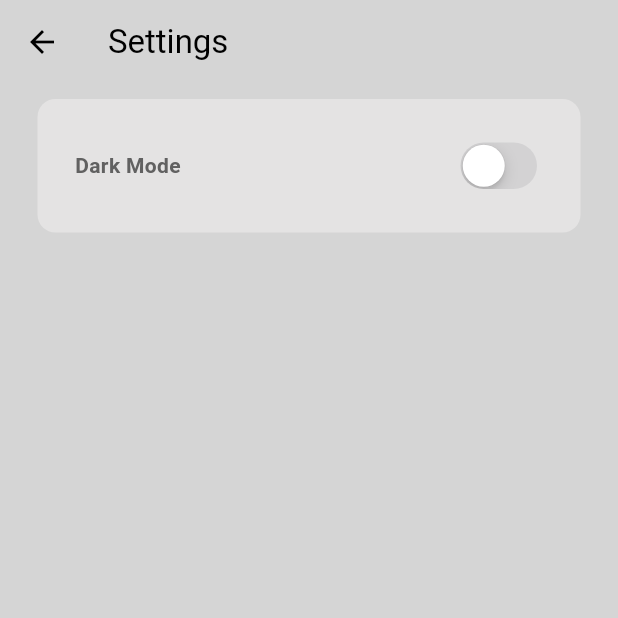
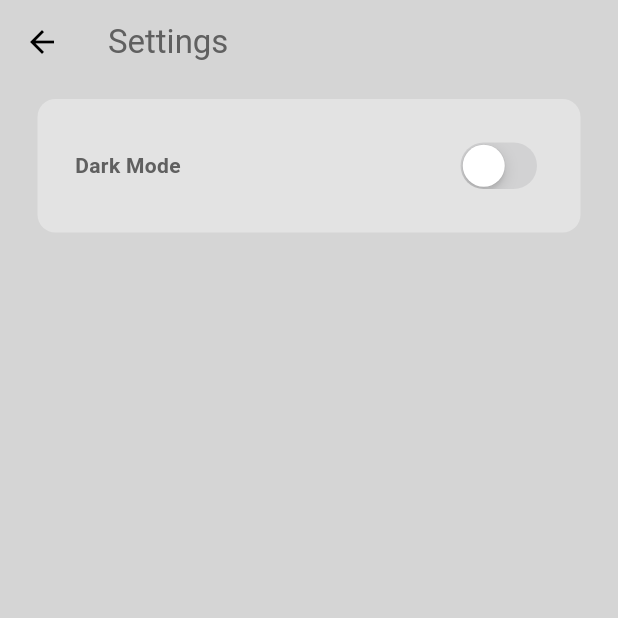
Before and after one commit to AnuOdinson117/Nom-Nom-Eats, a Flutter app: the screen it shows once a user with an empty profile is signed in, in the side drawer, after a tap on "S E T T I N G S", on a phone screen of 412 x 824 dp, the top half of it. Run offline on Flutter 3.47's test engine with Material 3 defaults, Android fonts, the phone set to English and light mode, and no system bars; our stand-ins replace cloud_firestore, firebase_auth, firebase_core, flutter_credit_card; accounts and stored records are empty.

Commit message:
Theme and UI Fix V2.1

```diff
--- a/lib/components/my_current_location.dart
+++ b/lib/components/my_current_location.dart
@@ -50,6 +50,7 @@ class MyCurrentLocation extends StatelessWidget {
             "Please enter your Location",
             style: TextStyle(
               color: Theme.of(context).colorScheme.primary,
+              fontWeight: FontWeight.bold,
             ),
           ),
           GestureDetector(
@@ -61,7 +62,6 @@ class MyCurrentLocation extends StatelessWidget {
                     restaurant.deliveryAddress,
                     style: TextStyle(
                       color: Theme.of(context).colorScheme.inversePrimary,
-                      fontWeight: FontWeight.bold,
                     ),
                   ),
                 ),
--- a/lib/components/my_food_tile.dart
+++ b/lib/components/my_food_tile.dart
@@ -35,7 +35,12 @@ class FoodTile extends StatelessWidget {
                       const SizedBox(
                         height: 10,
                       ),
-                      Text(food.description),
+                      Text(
+                        food.description,
+                        style: TextStyle(
+                          color: Theme.of(context).colorScheme.inversePrimary,
+                        ),
+                      ),
                     ],
                   ),
                 ),
@@ -51,7 +56,7 @@ class FoodTile extends StatelessWidget {
           ),
         ),
         Divider(
-          color: Theme.of(context).colorScheme.secondary,
+          color: Theme.of(context).colorScheme.tertiary,
           endIndent: 25,
           indent: 25,
         ),
--- a/lib/components/my_tab_bar.dart
+++ b/lib/components/my_tab_bar.dart
@@ -23,6 +23,7 @@ class MyTabBar extends StatelessWidget {
       child: TabBar(
         controller: tabController,
         tabs: _buildCategoryTabs(),
+        labelColor: Theme.of(context).colorScheme.inversePrimary,
       ),
     );
   }
--- a/lib/pages/home_page.dart
+++ b/lib/pages/home_page.dart
@@ -67,7 +67,7 @@ class _HomePageState extends State<HomePage>
   @override
   Widget build(BuildContext context) {
     return Scaffold(
-      backgroundColor: Theme.of(context).colorScheme.background,
+      backgroundColor: Theme.of(context).colorScheme.secondary,
       drawer: const MyDrawer(),
       body: NestedScrollView(
         headerSliverBuilder: (context, innerBoxIsScrolled) => [
--- a/lib/pages/settings_page.dart
+++ b/lib/pages/settings_page.dart
@@ -10,7 +10,12 @@ class SettingsPage extends StatelessWidget {
   Widget build(BuildContext context) {
     return Scaffold(
       appBar: AppBar(
-        title: const Text("Settings"),
+        title: Text(
+          "Settings",
+          style: TextStyle(
+            color: Theme.of(context).colorScheme.inversePrimary,
+          ),
+        ),
         backgroundColor: Theme.of(context).colorScheme.background,
         elevation: 0,
       ),
--- a/lib/themes/dark_mode.dart
+++ b/lib/themes/dark_mode.dart
@@ -1,11 +1,11 @@
 import 'package:flutter/material.dart';
 
 ThemeData darkMode = ThemeData(
-  colorScheme: ColorScheme.dark(
-    background: const Color.fromARGB(255, 20, 20, 20),
-    primary: const Color.fromARGB(255, 160, 160, 160),
-    secondary: Colors.grey.shade800,
-    tertiary: const Color.fromARGB(255, 37, 37, 37),
-    inversePrimary: Colors.grey.shade400,
+  colorScheme: const ColorScheme.dark(
+    background: Color.fromARGB(255, 20, 20, 20),
+    primary: Color.fromARGB(255, 129, 129, 129),
+    secondary: Color.fromARGB(255, 30, 30, 30),
+    tertiary: Color.fromARGB(255, 81, 81, 81),
+    inversePrimary: Color.fromARGB(255, 198, 198, 198),
   ),
 );
--- a/lib/themes/light_mode.dart
+++ b/lib/themes/light_mode.dart
@@ -1,11 +1,11 @@
 import 'package:flutter/material.dart';
 
 ThemeData lightMode = ThemeData(
-  colorScheme: ColorScheme.light(
-    background: const Color.fromARGB(255, 213, 213, 213),
-    primary: const Color.fromARGB(255, 127, 127, 127),
-    secondary: const Color.fromARGB(255, 228, 227, 227),
-    tertiary: const Color.fromARGB(255, 224, 224, 224),
-    inversePrimary: Colors.grey.shade700,
+  colorScheme: const ColorScheme.light(
+    background: Color.fromARGB(255, 213, 213, 213),
+    primary: Color.fromARGB(255, 151, 151, 151),
+    secondary: Color.fromARGB(255, 227, 227, 227),
+    tertiary: Color.fromARGB(255, 155, 155, 155),
+    inversePrimary: Color.fromARGB(255, 96, 96, 96),
   ),
 );
```
